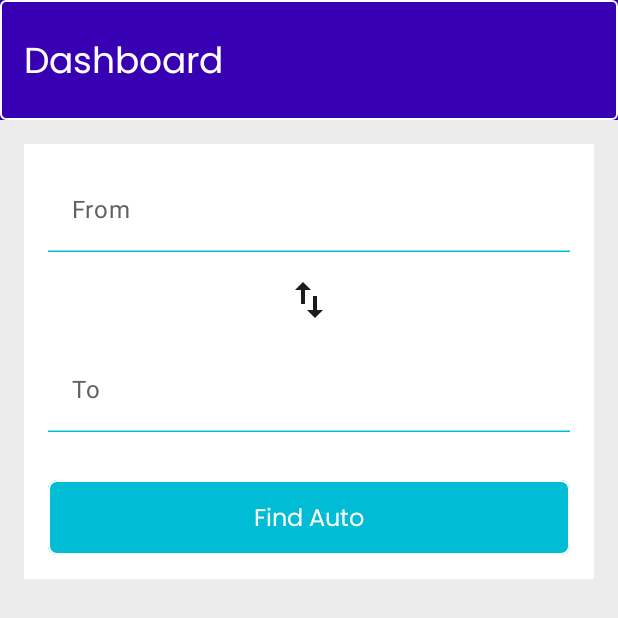
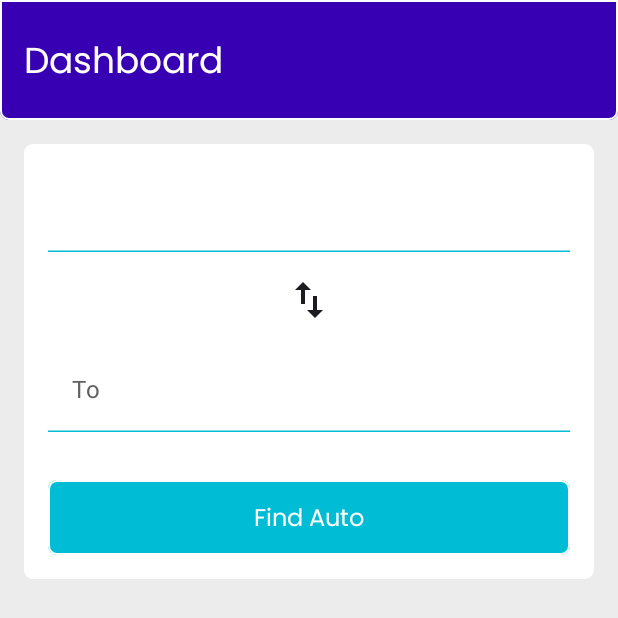
Before and after one commit to Vishal-781/WhereIsMyAuto, an Android app built with Jetpack Compose: the screen it shows after launch (MainActivity), on a phone screen of 412 x 824 dp. Shown: the top 618 px of the screen. Run offline under Robolectric (Android 15) with nearby library versions, the light colour scheme and no system bars.

Commit message:
Working on Dashboard

```diff
--- a/app/src/main/java/com/example/whereismyauto/dashboard/DashboardScreen.kt
+++ b/app/src/main/java/com/example/whereismyauto/dashboard/DashboardScreen.kt
@@ -28,6 +28,7 @@ import androidx.compose.runtime.Composable
 import androidx.compose.runtime.remember
 import androidx.compose.ui.Alignment
 import androidx.compose.ui.Modifier
+import androidx.compose.ui.draw.clip
 import androidx.compose.ui.draw.shadow
 import androidx.compose.ui.graphics.Brush
 import androidx.compose.ui.res.painterResource
@@ -36,6 +37,7 @@ import androidx.compose.ui.text.TextStyle
 import androidx.compose.ui.tooling.preview.Preview
 import androidx.compose.ui.unit.dp
 import com.example.whereismyauto.R
+import com.example.whereismyauto.ui.theme.BottomShapes
 import com.example.whereismyauto.ui.theme.Shapes
 import com.example.whereismyauto.ui.theme.color_background
 import com.example.whereismyauto.ui.theme.color_black
@@ -60,9 +62,9 @@ fun DashboardScreen(
         Row(
             modifier = Modifier
                 .fillMaxWidth()
-                .background(color_tool_bar)
+                .background(color_tool_bar, BottomShapes.small)
                 .height(80.dp)
-                .border(1.dp, color_white, Shapes.small),
+                .border(1.dp, color_white, BottomShapes.small),
             verticalAlignment = Alignment.CenterVertically,
 
 
@@ -77,7 +79,7 @@ fun DashboardScreen(
          Column(
             modifier = Modifier
                 .padding(16.dp)
-                .background(color_white)
+                .background(color_white, Shapes.medium)
                 .fillMaxWidth(),
             horizontalAlignment =  Alignment.CenterHorizontally
         ) {
@@ -85,9 +87,10 @@ fun DashboardScreen(
                 modifier = Modifier
                     .padding(16.dp)
                     .fillMaxWidth()
-                    .background(color_white),
+                    .background(color_white, Shapes.medium),
                 viewModel = viewModel,
-                label = stringResource(id = R.string.starting_point),
+                label = "",
+                hint = stringResource(id = R.string.starting_point)
             )
             IconButton(
                 onClick = {
@@ -148,6 +151,7 @@ fun FromStopInputField(
     modifier: Modifier,
     viewModel: DashboardViewModel,
     label : String,
+    hint: String
 ){
     val brush = remember {
         Brush.linearGradient(
@@ -173,6 +177,12 @@ fun FromStopInputField(
             unfocusedIndicatorColor = color_primary,
             containerColor = color_white
         ),
+//        placeholder = {
+//                      Text(
+//                          text = "From",
+//                          color = color_light_grey
+//                      )
+//        },
         textStyle = TextStyle(brush = brush)
     )
 }
--- a/app/src/main/java/com/example/whereismyauto/ui/theme/Shapes.kt
+++ b/app/src/main/java/com/example/whereismyauto/ui/theme/Shapes.kt
@@ -7,5 +7,18 @@ import androidx.compose.material3.Shapes
 val Shapes = Shapes(
     small = RoundedCornerShape(4.dp),
     medium = RoundedCornerShape(6.dp),
-    large = RoundedCornerShape(10.dp)
+    large = RoundedCornerShape(10.dp),
+    extraLarge = RoundedCornerShape(20.dp)
 )
+
+val TopShapes  = Shapes(
+    large = RoundedCornerShape(topStart = 20.dp, topEnd = 20.dp),
+    medium =  RoundedCornerShape(topStart = 10.dp, topEnd = 10.dp),
+    small = RoundedCornerShape(topStart = 6.dp, topEnd = 6.dp),
+)
+
+val BottomShapes = Shapes(
+    large = RoundedCornerShape(bottomStart = 20.dp, bottomEnd = 20.dp),
+    medium =  RoundedCornerShape(bottomStart = 10.dp, bottomEnd = 10.dp),
+    small = RoundedCornerShape(bottomStart = 6.dp, bottomEnd = 6.dp),
+)
```
